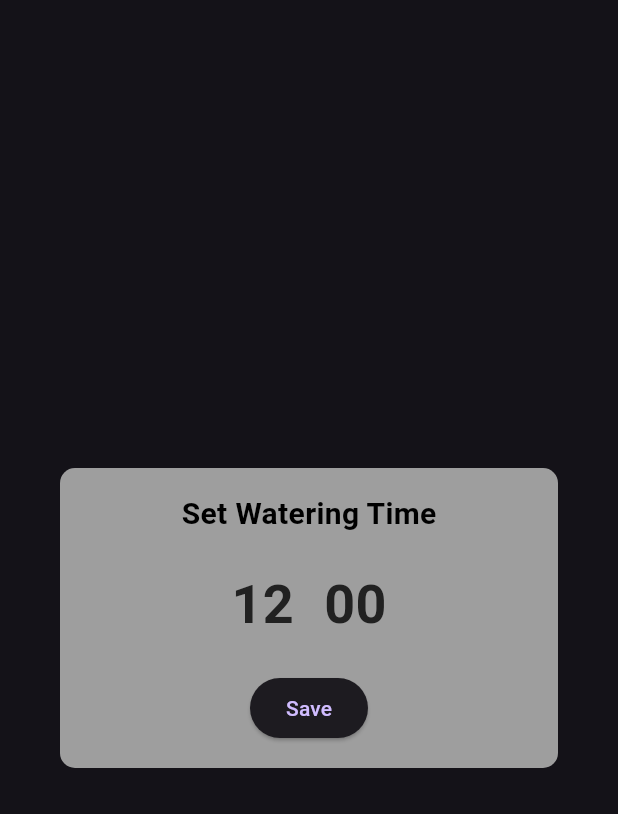
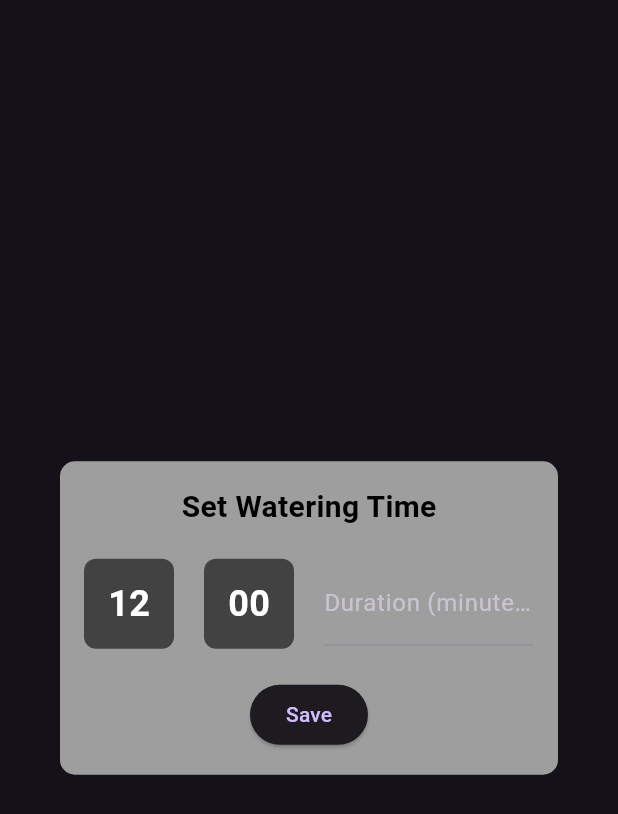
Before and after one commit to EvanBijoy/agro, a Flutter app: the TimePickerDialog widget shown alone on an empty page, opened directly, on a phone screen of 412 x 824 dp. Shown: the top 814 px of the screen. Run offline on Flutter 3.47's test engine with Material 3 defaults, Android fonts, the phone set to English and light mode, and no system bars; our stand-ins replace fl_chart, syncfusion_flutter_charts; network calls fail.

Commit message:
add time

```diff
--- a/agro/lib/timing_section.dart
+++ b/agro/lib/timing_section.dart
@@ -36,7 +36,7 @@ class _TimingSectionState extends State<TimingSection> {
           ),
           SizedBox(height: 10),
           ListView.builder(
-            physics: CustomScrollPhysics(), // Set custom ScrollPhysics
+            physics: CustomScrollPhysics(),
             shrinkWrap: true,
             itemCount: wateringTimes.length,
             itemBuilder: (context, index) {
@@ -62,7 +62,7 @@ class _TimingSectionState extends State<TimingSection> {
   }
 
   Future<void> _showTimePickerDialog(BuildContext context) async {
-    String? selectedTime = await showDialog<String>(
+    Map<String, dynamic>? selectedTime = await showDialog<Map<String, dynamic>>(
       context: context,
       builder: (BuildContext context) {
         return TimePickerDialog();
@@ -70,7 +70,9 @@ class _TimingSectionState extends State<TimingSection> {
     );
 
     if (selectedTime != null) {
-      _addTime(selectedTime);
+      String time = selectedTime['time'];
+      int duration = selectedTime['duration'];
+      _addTime('$time ($duration minutes)');
     }
   }
 }
@@ -83,6 +85,7 @@ class TimePickerDialog extends StatefulWidget {
 class _TimePickerDialogState extends State<TimePickerDialog> {
   int selectedHour = 12;
   int selectedMinute = 0;
+  int selectedDuration = 10; // Default duration
 
   @override
   Widget build(BuildContext context) {
@@ -127,13 +130,27 @@ class _TimePickerDialogState extends State<TimePickerDialog> {
                     });
                   },
                 ),
+                SizedBox(width: 20),
+                Flexible(
+                  child: TextFormField(
+                    keyboardType: TextInputType.number,
+                    decoration: InputDecoration(
+                      labelText: 'Duration (minutes)',
+                    ),
+                    onChanged: (value) {
+                      setState(() {
+                        selectedDuration = int.tryParse(value) ?? 0;
+                      });
+                    },
+                  ),
+                ),
               ],
             ),
             SizedBox(height: 20),
             ElevatedButton(
               onPressed: () {
                 String time = '${selectedHour.toString().padLeft(2, '0')}:${selectedMinute.toString().padLeft(2, '0')}';
-                Navigator.of(context).pop(time);
+                Navigator.of(context).pop({'time': time, 'duration': selectedDuration});
               },
               child: Text('Save'),
             ),
@@ -182,9 +199,18 @@ class _RotatableNumberState extends State<RotatableNumber> {
           widget.onChanged(newValue);
         }
       },
-      child: Text(
-        _value.toString().padLeft(2, '0'),
-        style: TextStyle(fontSize: 36, fontWeight: FontWeight.bold, color: Colors.grey[900]),
+      child: Container(
+        width: 60,
+        height: 60,
+        alignment: Alignment.center,
+        decoration: BoxDecoration(
+          color: Colors.grey[800],
+          borderRadius: BorderRadius.circular(8.0),
+        ),
+        child: Text(
+          _value.toString().padLeft(2, '0'),
+          style: TextStyle(fontSize: 24, fontWeight: FontWeight.bold, color: Colors.white),
+        ),
       ),
     );
   }
```
